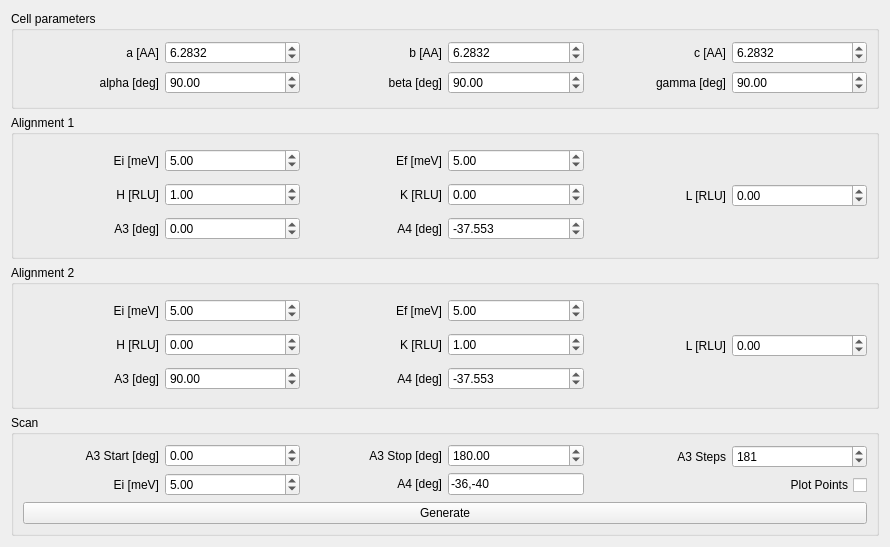
MJOLNIRPackage/MJOLNIR-GUI, file src/main/resources/base/Views/Prediction.ui: the form before one commit.
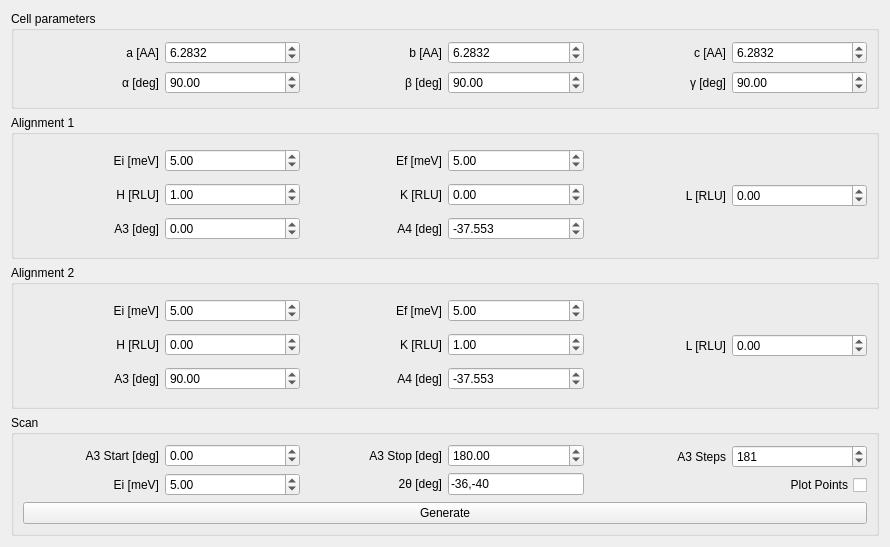
The form after the commit.

Commit message: Change to greek letters

Diff of the .ui file:
```diff
--- a/src/main/resources/base/Views/Prediction.ui
+++ b/src/main/resources/base/Views/Prediction.ui
@@ -66,7 +66,7 @@
           <item>
            <widget class="QLabel" name="label_2">
             <property name="text">
-             <string>alpha [deg]</string>
+             <string>α [deg]</string>
             </property>
             <property name="alignment">
              <set>Qt::AlignRight|Qt::AlignTrailing|Qt::AlignVCenter</set>
@@ -127,7 +127,7 @@
           <item>
            <widget class="QLabel" name="label_4">
             <property name="text">
-             <string>beta [deg]</string>
+             <string>β [deg]</string>
             </property>
             <property name="alignment">
              <set>Qt::AlignRight|Qt::AlignTrailing|Qt::AlignVCenter</set>
@@ -188,7 +188,7 @@
           <item>
            <widget class="QLabel" name="label_8">
             <property name="text">
-             <string>gamma [deg]</string>
+             <string>γ [deg]</string>
             </property>
             <property name="alignment">
              <set>Qt::AlignRight|Qt::AlignTrailing|Qt::AlignVCenter</set>
@@ -781,7 +781,7 @@
             <item>
              <widget class="QLabel" name="label_40">
               <property name="text">
-               <string>A4 [deg]</string>
+               <string>2θ [deg]</string>
               </property>
               <property name="alignment">
                <set>Qt::AlignRight|Qt::AlignTrailing|Qt::AlignVCenter</set>
```
